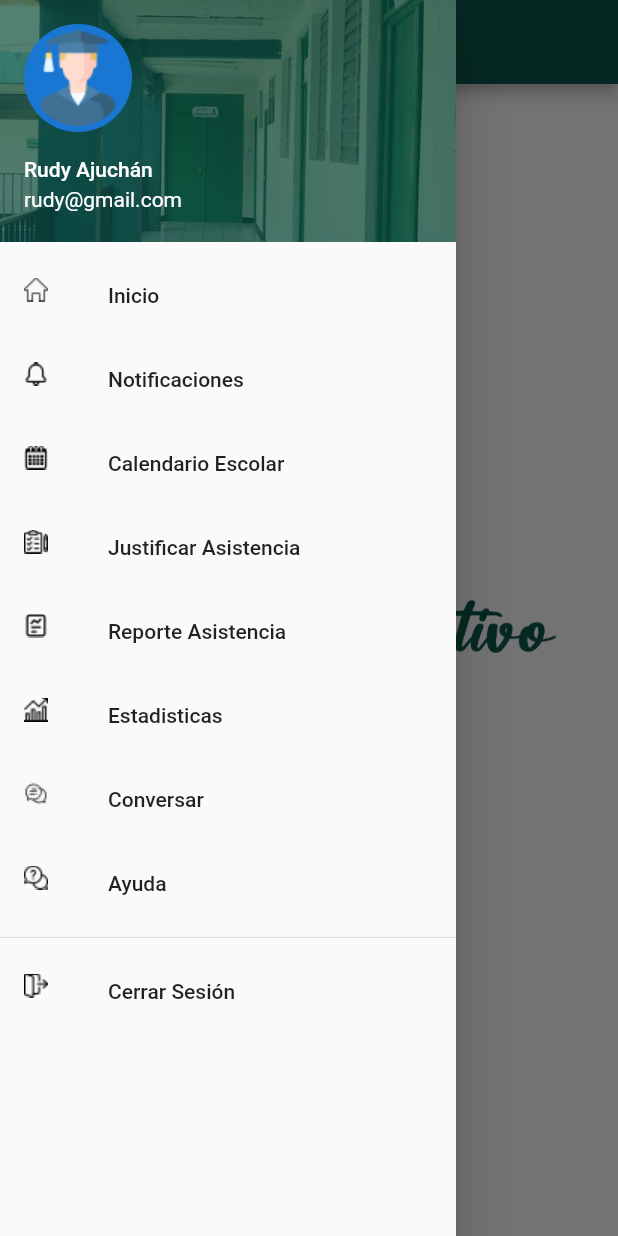
After one commit to RudyAjuchan/app_ceg, a Flutter app: the Dashboard screen opened directly, with the side drawer open, on a phone screen of 412 x 824 dp. The commit adds this screen. Run offline on Flutter 3.47's test engine with Material 2 defaults, Android fonts, the light colour scheme and no system bars; our stand-ins replace get, hexcolor; Roboto replaces fonts that are missing (SF-Pro-Text).

Commit message:
navbar listo

```diff
--- a/lib/consts.dart
+++ b/lib/consts.dart
@@ -5,6 +5,18 @@ String mailIcon = "assets/icons/mail.png";
 String keyIcon = "assets/icons/key.png";
 String separatorIcon = "assets/icons/separador.png";
 String googleIcon = "assets/icons/google.png";
+String avatarIcon = "assets/icons/avatar.png";
+
+//iconos para sidebar
+String homeIcon = "assets/icons/Home.png";
+String notificacionIcon = "assets/icons/notificacion.png";
+String calendarioIcon = "assets/icons/calendario.png";
+String justificarIcon = "assets/icons/justificacion.png";
+String asistenciaIcon = "assets/icons/asistencias.png";
+String estadisticaIcon = "assets/icons/estadistica.png";
+String conversarIcon = "assets/icons/conversar.png";
+String ayudaIcon = "assets/icons/ayuda.png";
+String cerrarIcon = "assets/icons/logout.png";
 
 //APP COLORS
 
@@ -19,3 +31,5 @@ const Color kWhiteColor = Colors.white;
 
 String image1 = "assets/images/login_image.png";
 String image2 = "assets/images/logo_ceg2.png";
+String image3 = "assets/images/logo_ceg.png";
+String image4 = "assets/images/pasillo.jpg";
--- a/lib/pages/Login/login_page.dart
+++ b/lib/pages/Login/login_page.dart
@@ -1,6 +1,8 @@
 import 'package:asistencia_ceg/consts.dart';
+import 'package:asistencia_ceg/pages/dashboard/dashboard.dart';
 import 'package:flutter/cupertino.dart';
 import 'package:flutter/material.dart';
+import 'package:get/get.dart';
 
 class LoginPage extends StatelessWidget{
   const LoginPage({Key? key}) : super(key: key);
@@ -95,7 +97,9 @@ class LoginPage extends StatelessWidget{
                               ),
                             ),
                         ),
-                      onPressed: (){},
+                      onPressed: (){
+                        Get.to(Dashboard());
+                      },
                       ),
                       SizedBox(height: size.height * 0.014),
                       Image.asset(separatorIcon),
--- /dev/null
+++ b/lib/pages/dashboard/dashboard.dart
@@ -0,0 +1,27 @@
+import 'package:asistencia_ceg/consts.dart';
+import 'package:flutter/material.dart';
+import 'package:asistencia_ceg/utils/global.colors.dart';
+import 'package:asistencia_ceg/pages/dashboard/navbar.dart';
+
+class Dashboard extends StatelessWidget{
+  const Dashboard({Key? key}) : super(key: key);
+
+  @override
+  Widget build(BuildContext context){
+    Size size = MediaQuery.of(context).size;
+    return Scaffold(
+      drawer: Navbar(),
+      appBar: AppBar(
+        title: const Text('Inicio'),
+        backgroundColor: GlobalColors.colorPrincipal,
+        ),
+      body: Container(
+        alignment: Alignment.center,
+        child: Padding(
+          padding: EdgeInsets.all(size.height*0.050),
+          child: Image.asset(image3),
+        ),
+      ),
+    );
+  }
+}
--- /dev/null
+++ b/lib/pages/dashboard/navbar.dart
@@ -0,0 +1,82 @@
+import 'package:asistencia_ceg/pages/dashboard/dashboard.dart';
+import 'package:flutter/material.dart';
+import 'package:asistencia_ceg/consts.dart';
+import 'package:asistencia_ceg/utils/global.colors.dart';
+import 'package:get/get.dart';
+
+class Navbar extends StatelessWidget {
+  const Navbar({super.key});
+
+  @override
+  Widget build(BuildContext context) {
+    return Drawer(
+      child: ListView(
+        padding: EdgeInsets.zero,
+        children: [
+          UserAccountsDrawerHeader(
+              accountName: const Text('Rudy Ajuchán'),
+              accountEmail: const Text('rudy@gmail.com'),
+              currentAccountPicture: CircleAvatar(
+                child: ClipOval(child: Image.asset(avatarIcon)),
+              ),
+              decoration: BoxDecoration(
+                color: GlobalColors.colorPrincipal,
+                image: DecorationImage(
+                  image: AssetImage(image4),
+                  fit: BoxFit.cover,
+                )
+              ),
+          ),
+          ListTile(
+            leading: Image.asset(homeIcon),
+            title: const Text('Inicio'),
+            onTap: () => {
+              Get.to(Dashboard()),
+            },
+          ),
+          ListTile(
+            leading: Image.asset(notificacionIcon),
+            title: const Text('Notificaciones'),
+            onTap: () => {},
+          ),
+          ListTile(
+            leading: Image.asset(calendarioIcon),
+            title: const Text('Calendario Escolar'),
+            onTap: () => {},
+          ),
+          ListTile(
+            leading: Image.asset(justificarIcon),
+            title: const Text('Justificar Asistencia'),
+            onTap: () => {},
+          ),
+          ListTile(
+            leading: Image.asset(asistenciaIcon),
+            title: const Text('Reporte Asistencia'),
+            onTap: () => {},
+          ),
+          ListTile(
+            leading: Image.asset(estadisticaIcon),
+            title: const Text('Estadisticas'),
+            onTap: () => {},
+          ),
+          ListTile(
+            leading: Image.asset(conversarIcon),
+            title: const Text('Conversar'),
+            onTap: () => {},
+          ),
+          ListTile(
+            leading: Image.asset(ayudaIcon),
+            title: const Text('Ayuda'),
+            onTap: () => {},
+          ),
+          Divider(),
+          ListTile(
+            leading: Image.asset(cerrarIcon),
+            title: const Text('Cerrar Sesión'),
+            onTap: () => {},
+          ),
+        ],
+      ),
+    );
+  }
+}
```
Also changed, not shown: assets/icons/Home.png (added), assets/icons/asistencias.png (added), assets/icons/avatar.png (added), assets/icons/ayuda.png (added), assets/icons/calendario.png (added), assets/icons/conversar.png (added), assets/icons/estadistica.png (added), assets/icons/justificacion.png (added), assets/icons/logout.png (added), assets/icons/notificacion.png (added), assets/images/pasillo.jpg (added).
